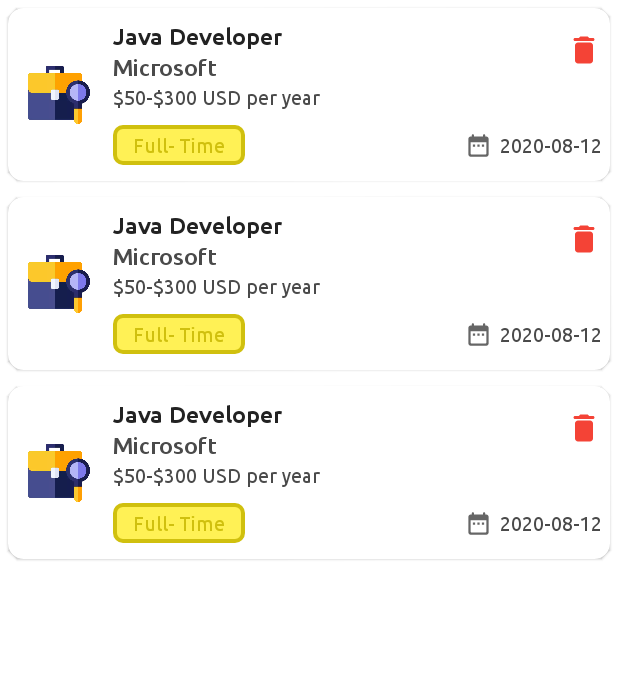
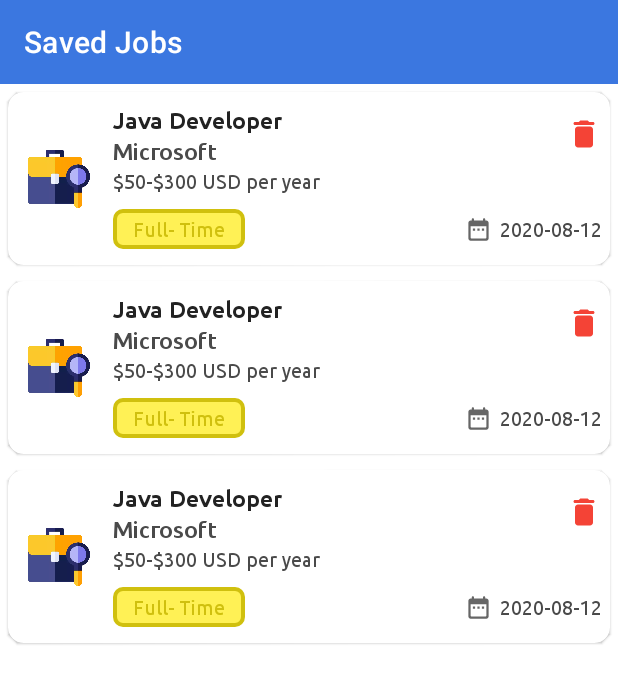
Before and after one commit to YashKr01/Dexter, an Android app: the layout fragment_saved.xml on its own in the app's theme, with its tools: preview values and no code run, on a phone screen of 412 x 824 dp. Shown: the top 684 px of the screen. Run offline under Robolectric (Android 15) with nearby library versions, the phone set to English and light mode, and no system bars.

Commit message:
UI Improvements

```diff
--- a/app/src/main/java/com/example/dexter/adapters/SavedJobAdapter.kt
+++ b/app/src/main/java/com/example/dexter/adapters/SavedJobAdapter.kt
@@ -42,9 +42,10 @@ class SavedJobAdapter(
 
                 root.setOnClickListener { listener.onItemClickListener(job) }
                 imageDelete.setOnClickListener { listener.onDeleteJob(job) }
-                itemSavedJobTitle.text = job.companyName
+                itemSavedJobTitle.text = job.title
                 itemSavedJobCompanyName.text = job.companyName
                 itemJobSavedDate.text = job.date
+                itemJobSavedSalary.text = job.salary
 
                 Glide.with(context)
                     .load(job.image)
--- a/app/src/main/res/drawable/ic_fab_bookmark.xml
+++ b/app/src/main/res/drawable/ic_fab_bookmark.xml
@@ -1,6 +1,6 @@
 <vector xmlns:android="http://schemas.android.com/apk/res/android"
     android:width="24dp"
-    android:height="24dp"
+    android:height="28dp"
     android:viewportWidth="24"
     android:viewportHeight="24"
     android:tint="?attr/colorControlNormal">
--- a/app/src/main/res/layout/fragment_home.xml
+++ b/app/src/main/res/layout/fragment_home.xml
@@ -16,7 +16,7 @@
         android:clickable="true"
         android:contentDescription="@string/app_name"
         android:focusable="true"
-        app:backgroundTint="@color/colorYellowDark"
+        app:backgroundTint="@color/colorRed"
         android:src="@drawable/ic_fab_bookmark"
         app:tint="@color/colorWhite" />
 
--- a/app/src/main/res/layout/fragment_saved.xml
+++ b/app/src/main/res/layout/fragment_saved.xml
@@ -5,6 +5,17 @@
     android:layout_width="match_parent"
     android:layout_height="match_parent"
     tools:context=".fragments.SavedFragment">
+
+    <androidx.appcompat.widget.Toolbar
+        android:id="@+id/toolbar"
+        android:layout_width="0dp"
+        android:layout_height="?actionBarSize"
+        android:background="@color/colorPrimaryBlue"
+        android:theme="@style/ThemeOverlay.AppCompat.Dark.ActionBar"
+        app:layout_constraintEnd_toEndOf="parent"
+        app:layout_constraintStart_toStartOf="parent"
+        app:layout_constraintTop_toTopOf="parent"
+        app:title="Saved Jobs" />
 
     <androidx.recyclerview.widget.RecyclerView
         android:id="@+id/savedJobsRecyclerView"
@@ -14,7 +25,7 @@
         app:layout_constraintBottom_toBottomOf="parent"
         app:layout_constraintEnd_toEndOf="parent"
         app:layout_constraintStart_toStartOf="parent"
-        app:layout_constraintTop_toTopOf="parent"
+        app:layout_constraintTop_toBottomOf="@id/toolbar"
         tools:listitem="@layout/item_saved_job" />
 
 </androidx.constraintlayout.widget.ConstraintLayout>
```
